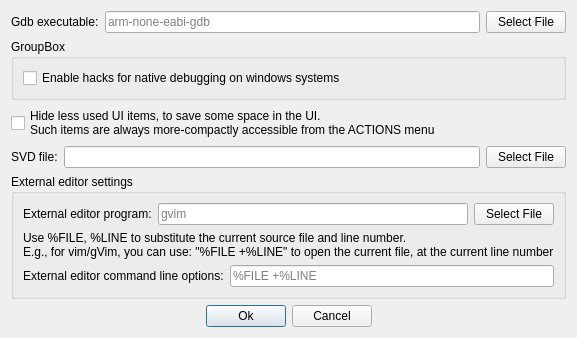
Before: the Qt Designer form settings-dialog.ui in stoyan-shopov/turbo, drawn with Qt 5.
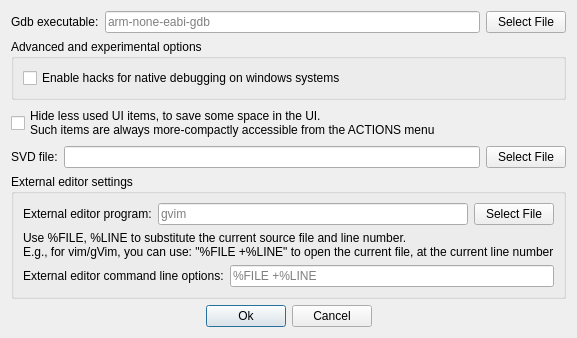
After: the same form once the commit is applied.

```diff
--- a/settings-dialog.ui
+++ b/settings-dialog.ui
@@ -42,7 +42,7 @@
    <item>
     <widget class="QGroupBox" name="groupBoxAdvancedSettings">
      <property name="title">
-      <string>GroupBox</string>
+      <string>Advanced and experimental options</string>
      </property>
      <layout class="QVBoxLayout" name="verticalLayout_3">
       <item>
```
